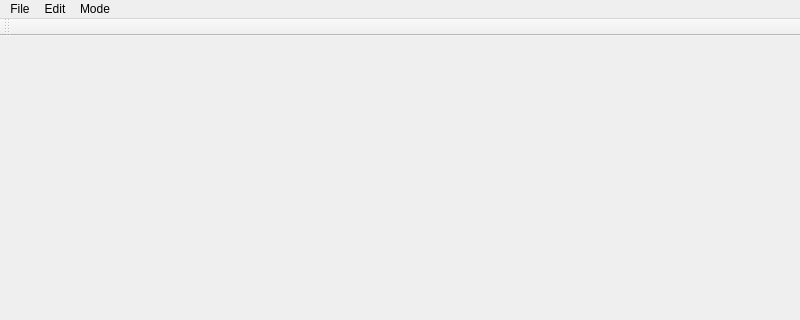
Qt form KinematicDesign/MainWindow.ui (gnishida/KinematicDesign) before a commit; both pictures show x 0 to 800 and y 0 to 320 of the 800 by 853 pixel window.
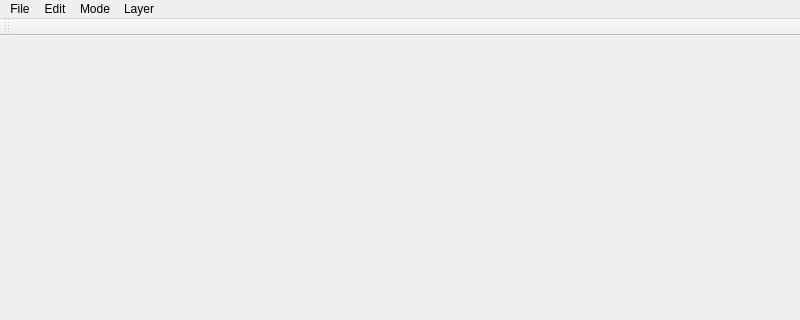
The same form after that commit.

Commit message: support layers, load/save

```diff
--- a/KinematicDesign/MainWindow.ui
+++ b/KinematicDesign/MainWindow.ui
@@ -55,9 +55,17 @@
     <addaction name="separator"/>
     <addaction name="actionSelectAll"/>
    </widget>
+   <widget class="QMenu" name="menuLayer">
+    <property name="title">
+     <string>Layer</string>
+    </property>
+    <addaction name="actionLayer1"/>
+    <addaction name="actionLayer2"/>
+   </widget>
    <addaction name="menuFile"/>
    <addaction name="menuEdit"/>
    <addaction name="menuMode"/>
+   <addaction name="menuLayer"/>
   </widget>
   <widget class="QToolBar" name="mainToolBar">
    <attribute name="toolBarArea">
```
Left out of the diff: 16 changed lines with no effect on the pictures. The commit also changes 17 other files.
